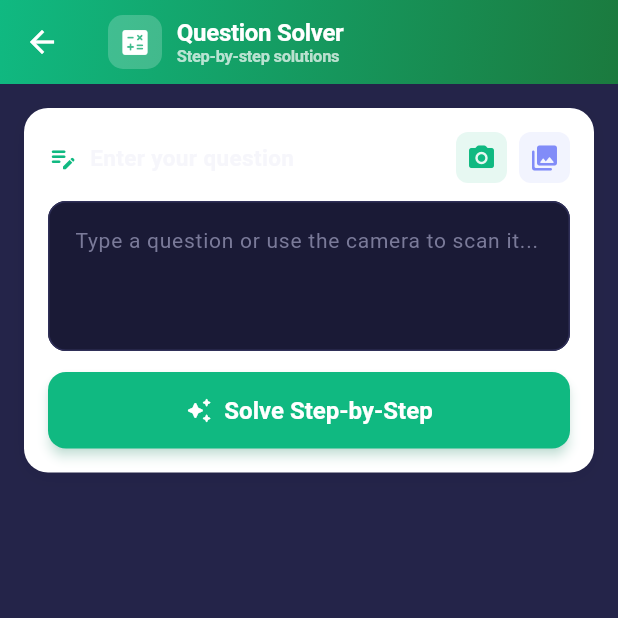
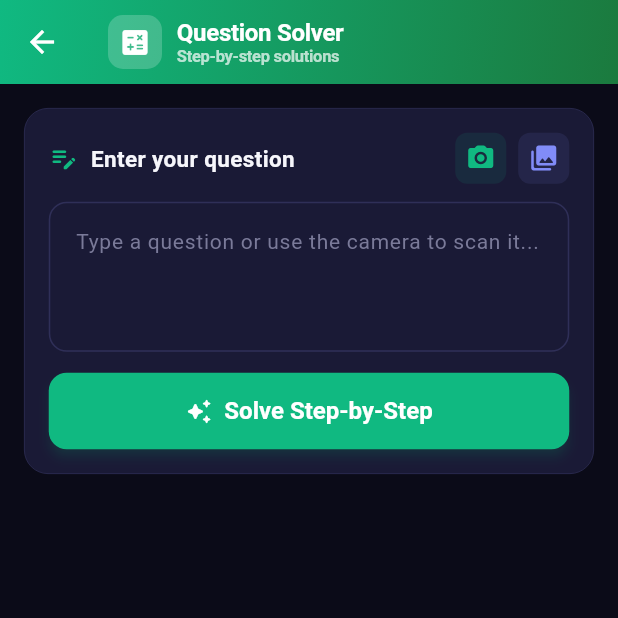
Before and after one commit to abhi9716/ScorvoAI, a Flutter app: the SolverScreen screen opened directly, on a phone screen of 412 x 824 dp, the top half of it. Run offline on Flutter 3.47's test engine with Material 3 defaults, Android fonts, the phone set to English and light mode, and no system bars; our stand-ins replace cloud_firestore, firebase_auth, firebase_core, fl_chart, flutter_riverpod, google_sign_in and 2 more; missing offline and left inert: google_mlkit_text_recognition, gpt_markdown; accounts and stored records are empty; generated files the repository leaves out were written again.

Commit message:
release: v1.0.0 — app logo + solver white-bg fix
Solver screen:
- 3 card backgrounds Colors.white -> AppColors.surface
- Replaced soft-black shadows with AppColors.surfaceLine border
- Scaffold body bg AppColors.surfaceHigh -> AppColors.bg

App launcher icon:
- assets/icon.png (1024x1024) — indigo/violet ScorvoAI mark
- flutter_launcher_icons config in pubspec.yaml generates Android +
  iOS launcher icons with adaptive icon background #0b0b18
- Android ic_launcher* and ic_launcher_foreground regenerated across
  all 5 densities (mdpi..xxxhdpi)
- iOS Runner/Assets.xcassets/AppIcon regenerated for all sizes

Release APK rebuilt + republished:
- releases/scorvoai-v1.0.0.apk (90 MB, signed release build)
- Now ships with proper app icon visible on home screen + in launcher

```diff
--- a/mobile/lib/screens/solver_screen.dart
+++ b/mobile/lib/screens/solver_screen.dart
@@ -105,7 +105,7 @@ class _SolverScreenState extends State<SolverScreen> {
   @override
   Widget build(BuildContext context) {
     return Scaffold(
-      backgroundColor: AppColors.surfaceHigh,
+      backgroundColor: AppColors.bg,
       appBar: AppBar(
         flexibleSpace: Container(
           decoration: BoxDecoration(
@@ -156,9 +156,9 @@ class _SolverScreenState extends State<SolverScreen> {
             Container(
               padding: const EdgeInsets.all(16),
               decoration: BoxDecoration(
-                color: Colors.white,
+                color: AppColors.surface,
                 borderRadius: BorderRadius.circular(16),
-                boxShadow: [BoxShadow(color: Colors.black.withValues(alpha: 0.05), blurRadius: 10, offset: const Offset(0, 3))],
+                border: Border.all(color: AppColors.surfaceLine, width: 0.5),
               ),
               child: Column(
                 crossAxisAlignment: CrossAxisAlignment.start,
@@ -327,10 +327,10 @@ class _SolverScreenState extends State<SolverScreen> {
                 width: double.infinity,
                 padding: const EdgeInsets.all(16),
                 decoration: BoxDecoration(
-                  color: Colors.white,
+                  color: AppColors.surface,
                   borderRadius: BorderRadius.circular(16),
                   border: Border.all(color: AppColors.surfaceLine),
-                  boxShadow: [BoxShadow(color: Colors.black.withValues(alpha: 0.05), blurRadius: 10, offset: const Offset(0, 3))],
+                  border: Border.all(color: AppColors.surfaceLine, width: 0.5),
                 ),
                 child: GptMarkdown(
                   _solution!,
```
Also changed, not shown: mobile/pubspec.yaml (+14 -0 lines), mobile/assets/icon.png (added), 35 other files.
